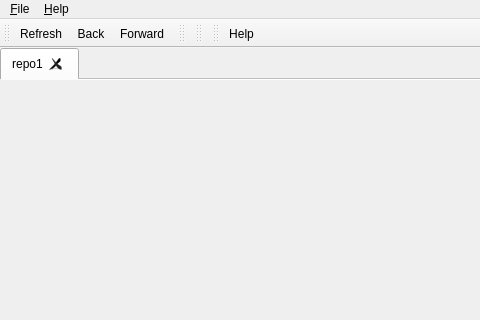
Old version of the form tortoisehg/hgqt/workbench.ui in the repository velorientc/git_test7; both pictures show x 0 to 480 and y 0 to 320 of the 671 by 669 pixel window.
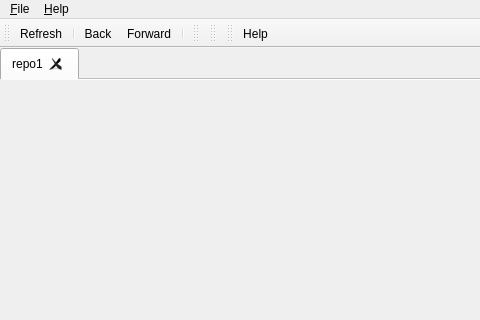
New version of the form. Icons and pictures are not drawn.

Commit message:
workbench: add separators in toolbar
grouping back and forward actions

What changed in the file:
```diff
--- a/tortoisehg/hgqt/workbench.ui
+++ b/tortoisehg/hgqt/workbench.ui
@@ -91,8 +91,10 @@
     <bool>false</bool>
    </attribute>
    <addaction name="actionRefresh"/>
+   <addaction name="separator"/>
    <addaction name="actionBack"/>
    <addaction name="actionForward"/>
+   <addaction name="separator"/>
   </widget>
   <widget class="QToolBar" name="toolBar_treefilters">
    <property name="enabled">
```
The commit also changes 1 other file.
